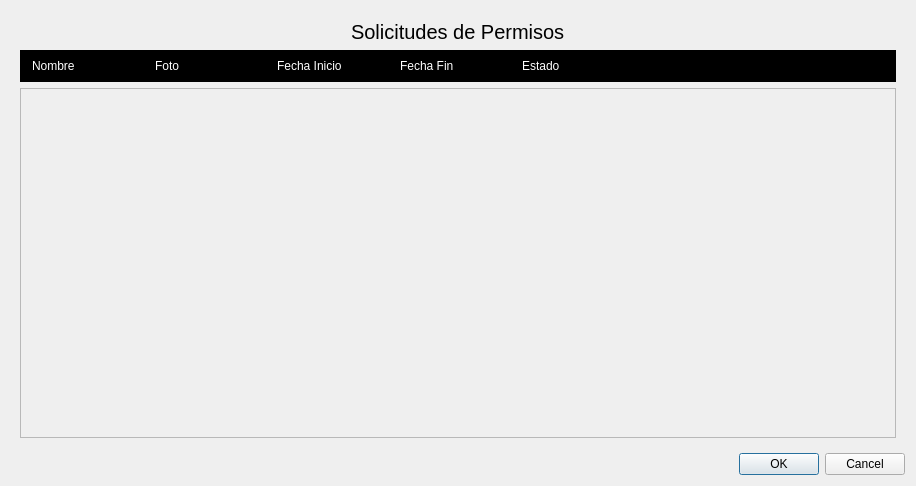
First picture: the form in verPermisosLaborales.ui, repository Laloses/Hospital, before the edit.
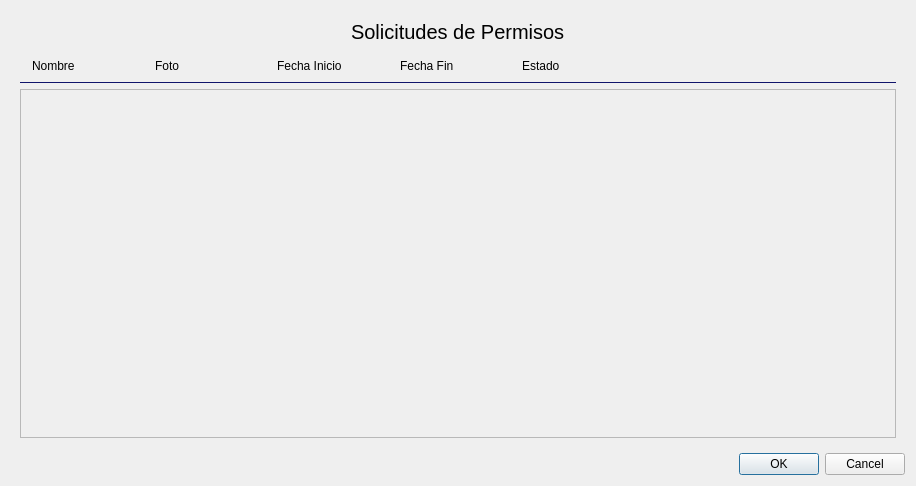
Second picture: the form after the edit.

Diff of the .ui file:
```diff
--- a/verPermisosLaborales.ui
+++ b/verPermisosLaborales.ui
@@ -79,8 +79,8 @@
           </size>
          </property>
          <property name="styleSheet">
-          <string notr="true">background:black;
-color:white;</string>
+          <string notr="true">#frame{border-top:none;
+border-bottom: 1px solid rgb(16, 20, 107);}</string>
          </property>
          <layout class="QHBoxLayout" name="horizontalLayout_123">
           <property name="leftMargin">
@@ -112,7 +112,7 @@
              </size>
             </property>
             <property name="styleSheet">
-             <string notr="true">color:white;</string>
+             <string notr="true"/>
             </property>
             <property name="text">
              <string>Fecha Inicio</string>
@@ -128,7 +128,7 @@
              </size>
             </property>
             <property name="styleSheet">
-             <string notr="true">color:white;</string>
+             <string notr="true"/>
             </property>
             <property name="text">
              <string>Fecha Fin</string>
@@ -144,7 +144,7 @@
              </size>
             </property>
             <property name="styleSheet">
-             <string notr="true">color:white;</string>
+             <string notr="true"/>
             </property>
             <property name="text">
              <string>Estado</string>
@@ -185,7 +185,7 @@
             <x>0</x>
             <y>0</y>
             <width>878</width>
-            <height>350</height>
+            <height>349</height>
            </rect>
           </property>
           <layout class="QVBoxLayout" name="verticalLayout_55">
```
